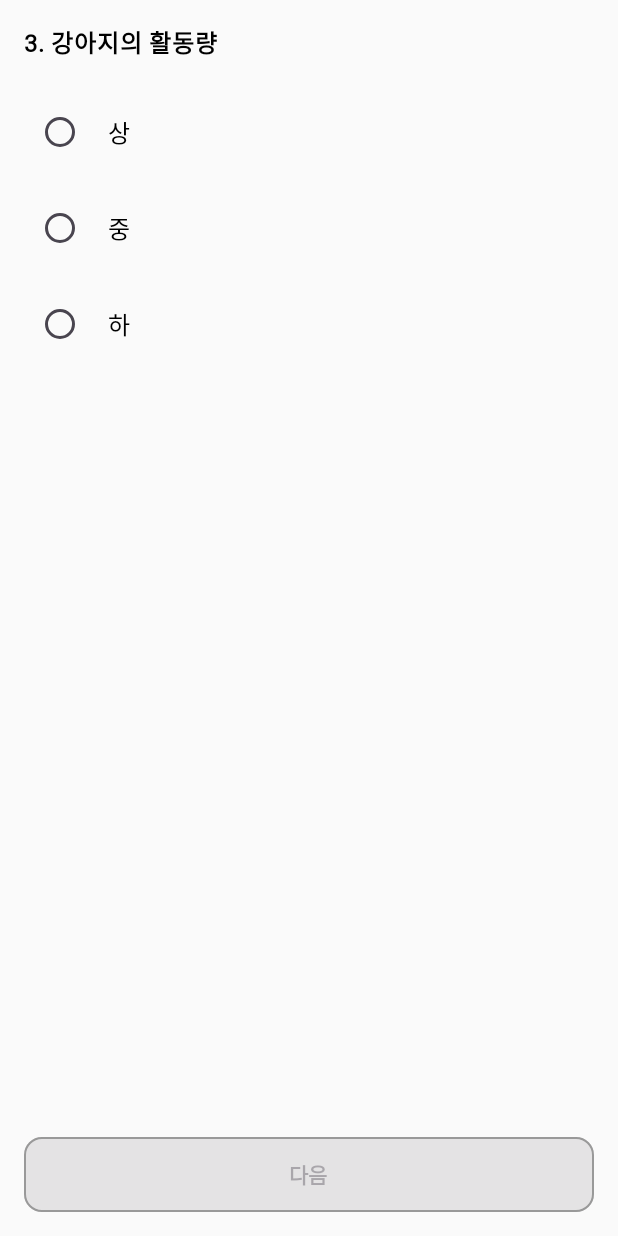
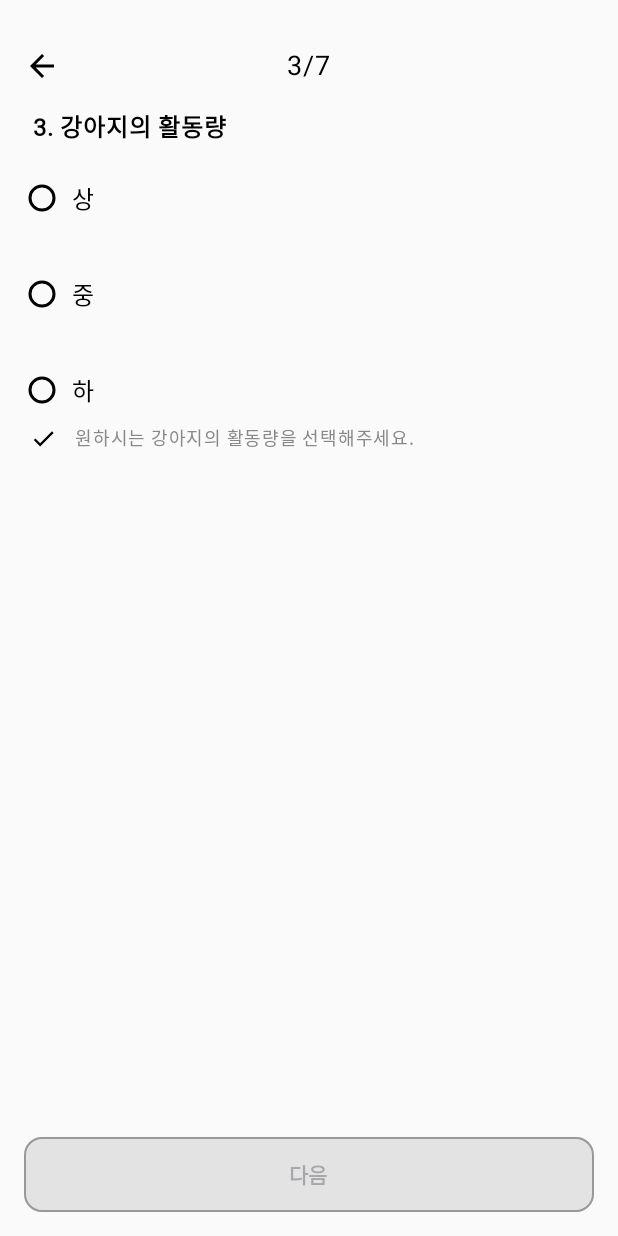
Before and after one commit to dongboki/FindMyPerfectdog, an Android app built with Jetpack Compose: the ActivityScreen screen opened through its navigation route, on a phone screen of 412 x 824 dp. Run offline under Robolectric (Android 15) with nearby library versions, the phone set to English and light mode, and no system bars; Roboto replaces fonts that are not available here.

Commit message:
dong 3.21 BackIcon, checkIcon, RadioButton complete

```diff
--- a/app/src/main/java/com/sdc/findmyperfectdog/ui/theme/Check.kt
+++ b/app/src/main/java/com/sdc/findmyperfectdog/ui/theme/Check.kt
@@ -29,7 +29,7 @@ fun Check(selected: Boolean, text: String) {
         Text(
             text = text, // ✅ 텍스트 추가
             fontSize = 12.sp,
-            color = Color.Black
+            color = if (selected) Color.Black else Color.Gray
         )
     }
 }
--- a/app/src/main/java/com/sdc/survey/ActivityScreen.kt
+++ b/app/src/main/java/com/sdc/survey/ActivityScreen.kt
@@ -1,6 +1,7 @@
 package com.sdc.survey
 
 import androidx.compose.foundation.border
+import androidx.compose.foundation.layout.Arrangement
 import androidx.compose.foundation.layout.Box
 import androidx.compose.foundation.layout.Column
 import androidx.compose.foundation.layout.Row
@@ -25,6 +26,9 @@ import androidx.compose.ui.unit.dp
 import androidx.compose.ui.unit.sp
 import androidx.navigation.NavController
 import com.sdc.findmyperfectdog.PretenderFontFamily
+import com.sdc.findmyperfectdog.ui.theme.BackIcon
+import com.sdc.findmyperfectdog.ui.theme.Check
+import com.sdc.findmyperfectdog.ui.theme.CustomRadioButton
 
 // 3. 활동량 화면
 @Composable
@@ -36,26 +40,35 @@ fun ActivityScreen(selectedActivity: MutableState<String>, navController: NavCon
             .padding(16.dp)
             .systemBarsPadding()
     ) {
+        BackIcon(navController = navController, step = 3)
         Text(
             text = "3. 강아지의 활동량",
             fontWeight = FontWeight.Bold,
             fontFamily = PretenderFontFamily,
-            fontSize = 16.sp
+            fontSize = 16.sp,
+            modifier = Modifier.padding(start = 6.dp)
         )
         Spacer(modifier = Modifier.height(16.dp))
+        Column(
+            verticalArrangement = Arrangement.spacedBy(24.dp) // 버튼 간격 24.dp
+        ) {
             activityOptions.forEach { option ->
                 Row(
                     verticalAlignment = Alignment.CenterVertically,
                     modifier = Modifier.padding(vertical = 8.dp)
                 ) {
-                RadioButton(
+                    CustomRadioButton(
                         selected = selectedActivity.value == option,
                         onClick = { selectedActivity.value = option }
                     )
-                Text(text = option, modifier = Modifier.padding(start = 8.dp),
-                    fontFamily = PretenderFontFamily)
+                    Text(
+                        text = option, modifier = Modifier.padding(start = 8.dp),
+                        fontFamily = PretenderFontFamily
+                    )
                 }
             }
+        }
+        Check(selected = selectedActivity.value.isNotEmpty(), text = "원하시는 강아지의 활동량을 선택해주세요.")
 
         Spacer(modifier = Modifier.weight(1f))
         Box(
```
Also changed, not shown: app/src/main/java/com/sdc/survey/IndependenceScreen.kt (+16 -4 lines), app/src/main/java/com/sdc/survey/KidScreen.kt (+12 -1 lines), app/src/main/java/com/sdc/survey/SheddingScreen.kt (+16 -2 lines), app/src/main/java/com/sdc/survey/SizeScreen.kt (+16 -2 lines), app/src/main/java/com/sdc/survey/TrainLevelScreen.kt (+11 -3 lines). Lines whose indentation alone changed are shown as unchanged.
